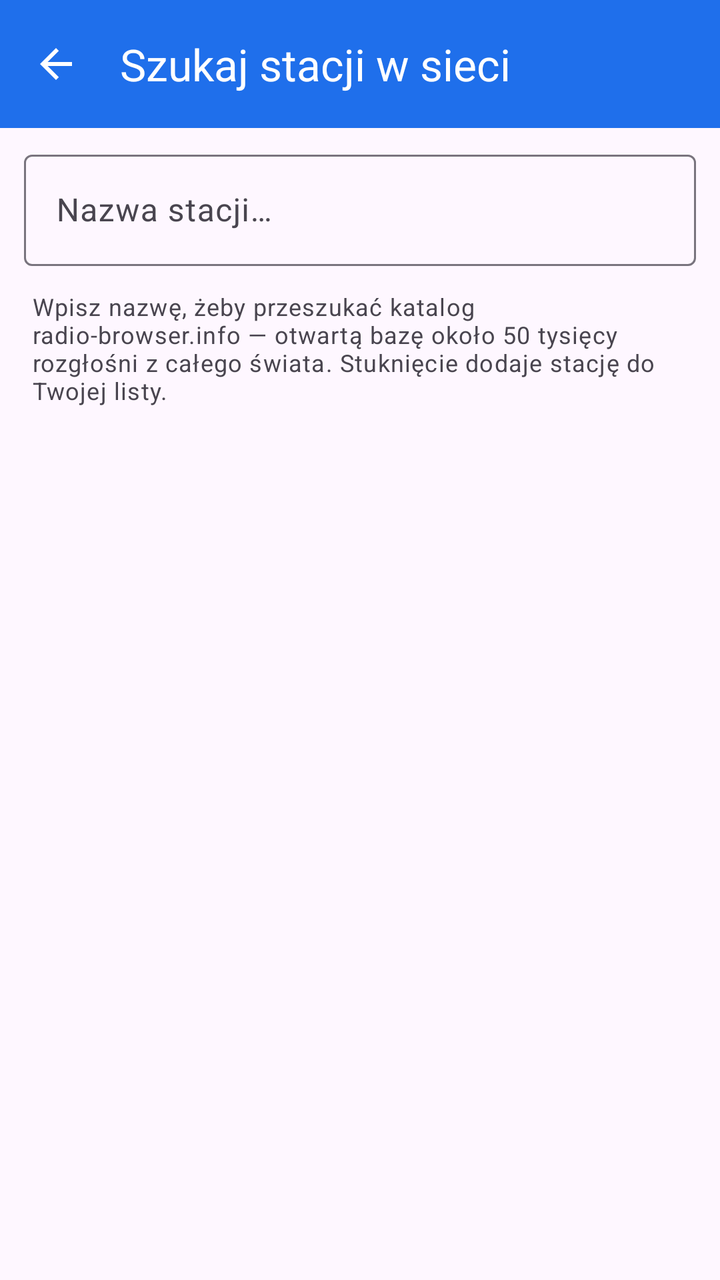
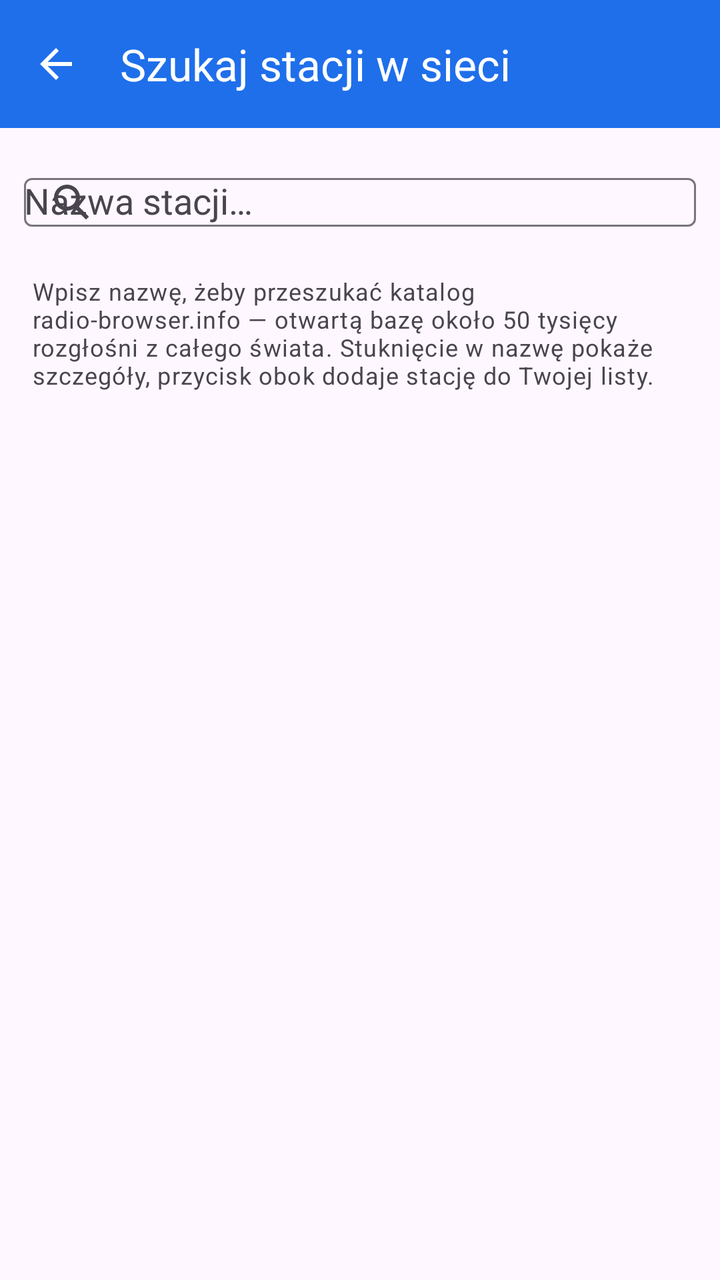

An Android layout rendered at two revisions. The XML below is the earlier revision; the diff shows what the commit changed to produce the second picture.
<!-- AndroidManifest.xml: application theme Theme.TwinsenRadio -->
<!-- res/layout/activity_discover.xml -->
<?xml version="1.0" encoding="utf-8"?>
<LinearLayout xmlns:android="http://schemas.android.com/apk/res/android"
    xmlns:app="http://schemas.android.com/apk/res-auto"
    android:layout_width="match_parent"
    android:layout_height="match_parent"
    android:orientation="vertical">

    <com.google.android.material.appbar.MaterialToolbar
        android:id="@+id/toolbar"
        android:layout_width="match_parent"
        android:layout_height="?attr/actionBarSize"
        android:background="?attr/colorPrimary"
        app:navigationIcon="@drawable/ic_arrow_back"
        app:title="@string/discover_title"
        app:titleTextColor="@color/on_brand" />

    <com.google.android.material.textfield.TextInputLayout
        style="@style/Widget.Material3.TextInputLayout.OutlinedBox"
        android:layout_width="match_parent"
        android:layout_height="wrap_content"
        android:layout_marginHorizontal="12dp"
        android:layout_marginTop="8dp"
        android:hint="@string/discover_hint">

        <com.google.android.material.textfield.TextInputEditText
            android:id="@+id/query"
            android:layout_width="match_parent"
            android:layout_height="wrap_content"
            android:imeOptions="actionSearch"
            android:inputType="text"
            android:maxLines="1" />
    </com.google.android.material.textfield.TextInputLayout>

    <TextView
        android:id="@+id/hint"
        android:layout_width="match_parent"
        android:layout_height="wrap_content"
        android:layout_marginHorizontal="16dp"
        android:layout_marginTop="12dp"
        android:text="@string/discover_intro"
        android:textAppearance="?attr/textAppearanceBodySmall" />

    <androidx.recyclerview.widget.RecyclerView
        android:id="@+id/list"
        android:layout_width="match_parent"
        android:layout_height="0dp"
        android:layout_weight="1"
        android:clipToPadding="false"
        android:paddingBottom="8dp" />
</LinearLayout>
<!-- resources referenced by this layout -->
<resources>
  <color name="on_brand">#FFFFFFFF</color>
  <!-- drawable ic_arrow_back (drawable) -->
  <vector xmlns:android="http://schemas.android.com/apk/res/android"
      android:width="24dp"
      android:height="24dp"
      android:viewportWidth="24"
      android:viewportHeight="24"
      android:tint="#FFFFFFFF">
      <path
          android:fillColor="#FFFFFFFF"
          android:pathData="M20,11H7.83l5.59,-5.59L12,4l-8,8 8,8 1.41,-1.41L7.83,13H20v-2z" />
  </vector>
  <string name="discover_hint">Nazwa stacji…</string>
  <string name="discover_intro">Wpisz nazwę, żeby przeszukać katalog radio-browser.info — otwartą bazę około 50 tysięcy rozgłośni z całego świata. Stuknięcie dodaje stację do Twojej listy.</string>
  <string name="discover_title">Szukaj stacji w sieci</string>
  <style name="Theme.TwinsenRadio" parent="Theme.Material3.DayNight.NoActionBar">
          <item name="colorPrimary">@color/brand</item>
          <item name="colorOnPrimary">@color/on_brand</item>
          <item name="android:statusBarColor" tools:targetApi="21">@color/brand_dark</item>
      </style>
  <color name="brand">#FF1F6FEB</color>
  <color name="brand_dark">#FF0B3D91</color>
</resources>

<!-- the commit's change to res/layout/activity_discover.xml (unified diff, before → after) -->
@@ -20,12 +20,15 @@
         android:layout_height="wrap_content"
         android:layout_marginHorizontal="12dp"
         android:layout_marginTop="8dp"
-        android:hint="@string/discover_hint">
+        android:hint="@string/discover_hint"
+        app:endIconMode="clear_text"
+        app:startIconDrawable="@drawable/ic_search">
 
-        <com.google.android.material.textfield.TextInputEditText
+        <com.google.android.material.textfield.MaterialAutoCompleteTextView
             android:id="@+id/query"
             android:layout_width="match_parent"
             android:layout_height="wrap_content"
+            android:completionThreshold="1"
             android:imeOptions="actionSearch"
             android:inputType="text"
             android:maxLines="1" />
<!-- resource entries referenced after the edit -->
@@ -12,8 +12,19 @@
           android:fillColor="#FFFFFFFF"
           android:pathData="M20,11H7.83l5.59,-5.59L12,4l-8,8 8,8 1.41,-1.41L7.83,13H20v-2z" />
   </vector>
+  <!-- drawable ic_search (drawable) -->
+  <vector xmlns:android="http://schemas.android.com/apk/res/android"
+      android:width="24dp"
+      android:height="24dp"
+      android:viewportWidth="24"
+      android:viewportHeight="24"
+      android:tint="?attr/colorControlNormal">
+      <path
+          android:fillColor="#FFFFFFFF"
+          android:pathData="M15.5,14h-0.79l-0.28,-0.27C15.41,12.59 16,11.11 16,9.5 16,5.91 13.09,3 9.5,3S3,5.91 3,9.5 5.91,16 9.5,16c1.61,0 3.09,-0.59 4.23,-1.57l0.27,0.28v0.79l5,4.99L20.49,19l-4.99,-5zM9.5,14C7.01,14 5,11.99 5,9.5S7.01,5 9.5,5 14,7.01 14,9.5 11.99,14 9.5,14z" />
+  </vector>
   <string name="discover_hint">Nazwa stacji…</string>
-  <string name="discover_intro">Wpisz nazwę, żeby przeszukać katalog radio-browser.info — otwartą bazę około 50 tysięcy rozgłośni z całego świata. Stuknięcie dodaje stację do Twojej listy.</string>
+  <string name="discover_intro">Wpisz nazwę, żeby przeszukać katalog radio-browser.info — otwartą bazę około 50 tysięcy rozgłośni z całego świata. Stuknięcie w nazwę pokaże szczegóły, przycisk obok dodaje stację do Twojej listy.</string>
   <string name="discover_title">Szukaj stacji w sieci</string>
   <style name="Theme.TwinsenRadio" parent="Theme.Material3.DayNight.NoActionBar">
           <item name="colorPrimary">@color/brand</item>
